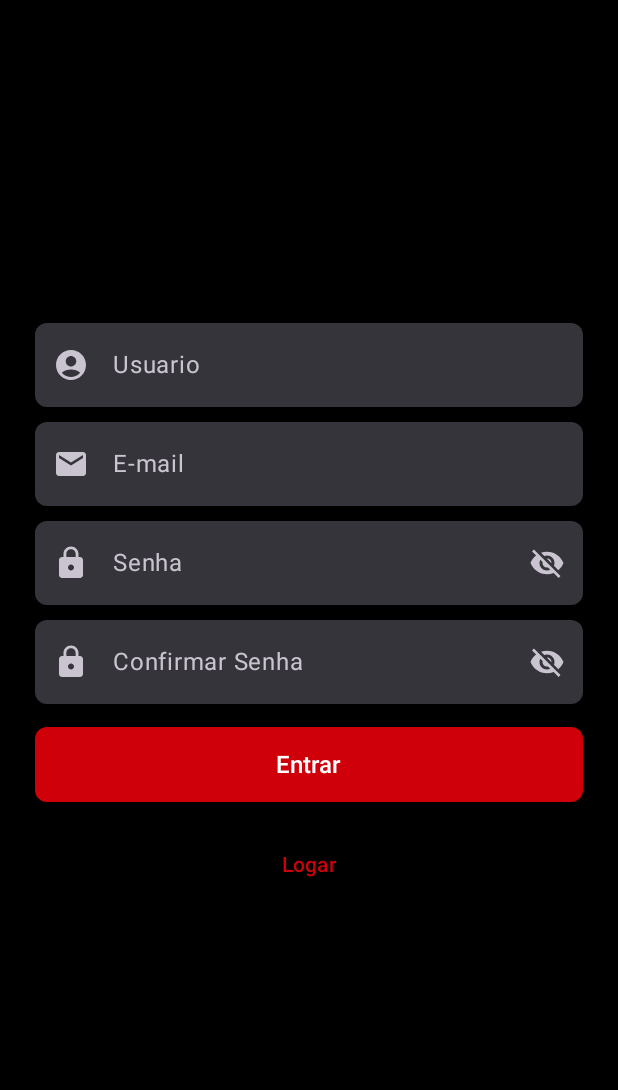
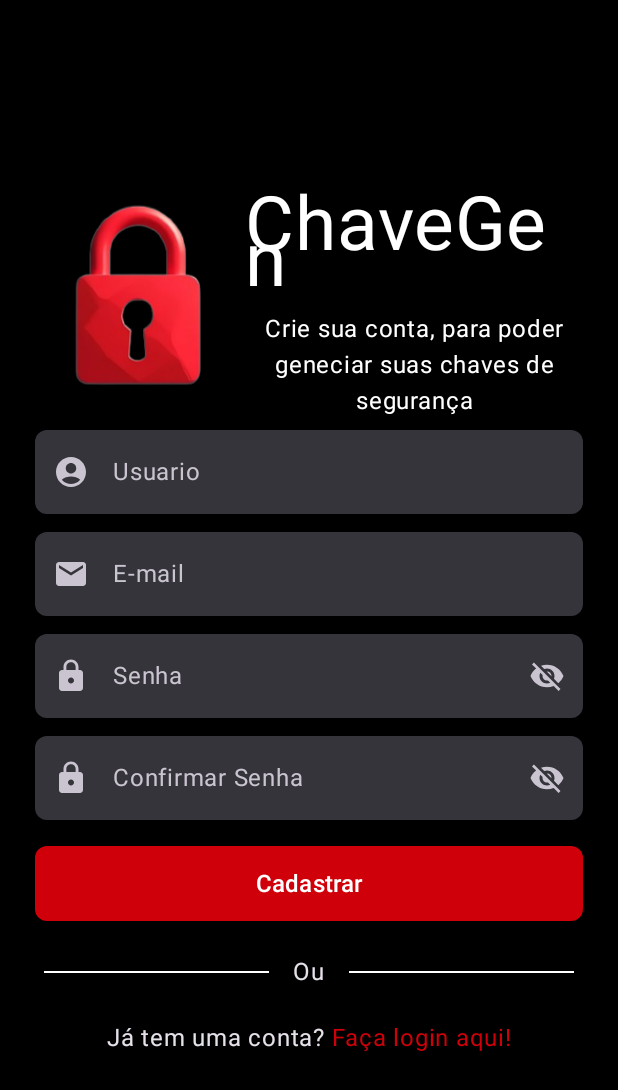
Before and after one commit to Saullo-Programador/Chave-Gen, an Android app built with Jetpack Compose: the SignUpScreen screen opened through its navigation route, on a phone screen of 412 x 824 dp. Shown: the top 1090 px of the screen. Run offline under Robolectric (Android 15) with nearby library versions, the phone set to English and light mode, and no system bars; our stand-ins replace Dagger/Hilt's generated code, Firebase (no records; nobody signed in at launch, a user with empty details on screens opened directly), accompanist.

Commit message:
finalizado Style do SignIn e no SignUp.

```diff
--- /dev/null
+++ b/app/src/main/java/com/example/chavegen/ui/components/ErrorMessage.kt
@@ -0,0 +1,30 @@
+package com.example.chavegen.ui.components
+
+import androidx.compose.animation.AnimatedVisibility
+import androidx.compose.foundation.background
+import androidx.compose.foundation.layout.Box
+import androidx.compose.foundation.layout.fillMaxWidth
+import androidx.compose.foundation.layout.padding
+import androidx.compose.material3.Text
+import androidx.compose.runtime.Composable
+import androidx.compose.ui.Modifier
+import androidx.compose.ui.graphics.Color
+import androidx.compose.ui.unit.dp
+
+@Composable
+fun ErrorMessage(message: String?) {
+    val isVisible = !message.isNullOrBlank()
+    AnimatedVisibility(visible = isVisible) {
+        Box(
+            modifier = Modifier
+                .fillMaxWidth()
+                .background(Color.Red)
+        ) {
+            Text(
+                text = message ?: "",
+                modifier = Modifier.padding(16.dp),
+                color = Color.White
+            )
+        }
+    }
+}
--- a/app/src/main/java/com/example/chavegen/ui/screens/SettingsScreen.kt
+++ b/app/src/main/java/com/example/chavegen/ui/screens/SettingsScreen.kt
@@ -38,7 +38,9 @@ fun SettingsScreen(
     Column(
         modifier = Modifier
             .fillMaxSize()
-            .background(MaterialTheme.colorScheme.background)
+            .background(MaterialTheme.colorScheme.background),
+        verticalArrangement = Arrangement.spacedBy(10.dp),
+        horizontalAlignment = Alignment.CenterHorizontally
     ) {
         TopBarComponent(
             title = "Settings",
--- a/app/src/main/java/com/example/chavegen/ui/screens/SignUpScreen.kt
+++ b/app/src/main/java/com/example/chavegen/ui/screens/SignUpScreen.kt
@@ -1,14 +1,17 @@
 package com.example.chavegen.ui.screens
 
-
-import androidx.compose.animation.AnimatedVisibility
+import androidx.compose.foundation.Image
 import androidx.compose.foundation.background
+import androidx.compose.foundation.clickable
 import androidx.compose.foundation.layout.Arrangement
-import androidx.compose.foundation.layout.Box
 import androidx.compose.foundation.layout.Column
+import androidx.compose.foundation.layout.Row
+import androidx.compose.foundation.layout.Spacer
 import androidx.compose.foundation.layout.fillMaxSize
 import androidx.compose.foundation.layout.fillMaxWidth
+import androidx.compose.foundation.layout.height
 import androidx.compose.foundation.layout.padding
+import androidx.compose.foundation.layout.size
 import androidx.compose.foundation.rememberScrollState
 import androidx.compose.foundation.verticalScroll
 import androidx.compose.material.icons.Icons
@@ -18,16 +21,19 @@ import androidx.compose.material.icons.filled.Email
 import androidx.compose.material.icons.filled.Lock
 import androidx.compose.material3.MaterialTheme
 import androidx.compose.material3.Text
-import androidx.compose.material3.TextButton
 import androidx.compose.runtime.Composable
 import androidx.compose.ui.Alignment
 import androidx.compose.ui.Modifier
-import androidx.compose.ui.graphics.Color
-import androidx.compose.ui.text.font.FontWeight
+import androidx.compose.ui.res.painterResource
+import androidx.compose.ui.res.stringResource
+import androidx.compose.ui.text.style.TextAlign
 import androidx.compose.ui.tooling.preview.Preview
 import androidx.compose.ui.unit.dp
+import androidx.compose.ui.unit.sp
+import com.example.chavegen.R
 import com.example.chavegen.ui.components.CustomButton
 import com.example.chavegen.ui.components.CustomTextField
+import com.example.chavegen.ui.components.ErrorMessage
 import com.example.chavegen.ui.state.SignUpUiState
 
 @Composable
@@ -73,32 +79,16 @@ fun SignUpContent(
             .background(MaterialTheme.colorScheme.background)
             .verticalScroll(rememberScrollState())
     ) {
-        AnimatedVisibility(visible = uiState !=  null) {
-            uiState?.let{
-                Box(
-                    modifier = Modifier
-                        .fillMaxWidth()
-                        .background(Color.Red)
-                ) {
-                    Text(
-                        text = it,
-                        Modifier
-                            .padding(16.dp)
-                            .fillMaxWidth(),
-                        color = Color.White,
-                        fontWeight = FontWeight.Bold
-                    )
-                }
-            }
-        }
+        ErrorMessage(message = uiState)
         Column(
             modifier = Modifier
                 .weight(1f)
                 .fillMaxWidth()
-                .padding(23.dp),
+                .padding(horizontal = 23.dp),
             verticalArrangement = Arrangement.Center,
             horizontalAlignment = Alignment.CenterHorizontally
         ) {
+            SignUpTop()
             SignUpForm(
                 user = user,
                 userOnValue = userOnValue,
@@ -110,6 +100,43 @@ fun SignUpContent(
                 confirmPasswordOnValue = confirmPasswordOnValue,
                 startOnClick = startOnClick,
                 onSignInClick = onSignInClick
+            )
+        }
+    }
+}
+
+@Composable
+fun SignUpTop(){
+    Row (
+        modifier = Modifier
+            .padding(bottom = 10.dp)
+            .fillMaxWidth(),
+        verticalAlignment = Alignment.CenterVertically,
+        horizontalArrangement = Arrangement.Center
+    ){
+        Image(
+            painter = painterResource(id = R.drawable.logo1),
+            contentDescription = "Logo",
+            modifier = Modifier.size(140.dp)
+        )
+        Column(
+            modifier = Modifier
+                .fillMaxWidth(),
+            horizontalAlignment = Alignment.CenterHorizontally,
+            verticalArrangement = Arrangement.spacedBy(7.dp)
+        ) {
+            Text(
+                text = stringResource(R.string.app_name),
+                fontSize = 50.sp,
+                color = MaterialTheme.colorScheme.onBackground,
+                modifier = Modifier
+            )
+            Text(
+                text = stringResource(id = R.string.menssage_sign_up),
+                style = MaterialTheme.typography.bodyLarge,
+                textAlign = TextAlign.Center,
+                color = MaterialTheme.colorScheme.onBackground,
+                modifier = Modifier
             )
         }
     }
@@ -133,7 +160,7 @@ fun SignUpForm(
         modifier = modifier
             .fillMaxWidth(),
         horizontalAlignment = Alignment.CenterHorizontally,
-        verticalArrangement = Arrangement.spacedBy(10.dp)
+        verticalArrangement = Arrangement.spacedBy(12.dp)
     ){
         CustomTextField(
             value = user,
@@ -168,19 +195,70 @@ fun SignUpForm(
             placeholder = "Digite sua Senha"
         )
         CustomButton(
-            text = "Entrar",
+            text = "Cadastrar",
             onClick = startOnClick,
             cornerRadius = 8,
             modifier = Modifier.padding(top = 5.dp)
         )
-        TextButton(
-            onClick = onSignInClick,
-            Modifier
-                .fillMaxWidth(0.8f)
-                .padding(8.dp)
+        SignUpBottom (
+            onSignInClick = onSignInClick
+        )
+    }
+}
+
+
+@Composable
+fun SignUpBottom(
+    onSignInClick: () -> Unit
+){
+    Column(
+        modifier = Modifier
+            .fillMaxWidth(),
+        verticalArrangement = Arrangement.spacedBy(10.dp),
+        horizontalAlignment = Alignment.CenterHorizontally
+    ) {
+        Row(
+            modifier = Modifier.fillMaxWidth(),
+            verticalAlignment = Alignment.CenterVertically,
+            horizontalArrangement = Arrangement.Center
         ) {
-            Text(text = "Logar")
+            Spacer(
+                modifier = Modifier
+                    .weight(1f)
+                    .height(1.dp)
+                    .padding(horizontal = 6.dp)
+                    .background(MaterialTheme.colorScheme.onBackground)
+            )
+            Text(
+                text = "Ou",
+                modifier = Modifier
+                    .padding(10.dp)
+            )
+            Spacer(
+                modifier = Modifier
+                    .weight(1f)
+                    .height(1.dp)
+                    .padding(horizontal = 6.dp)
+                    .background(MaterialTheme.colorScheme.onBackground)
+            )
         }
+        Row (
+            modifier = Modifier
+                .fillMaxWidth(),
+            verticalAlignment = Alignment.CenterVertically,
+            horizontalArrangement = Arrangement.Center
+        ){
+            Text(
+                text = "Já tem uma conta? "
+            )
+            Text(
+                text = "Faça login aqui!",
+                color = MaterialTheme.colorScheme.primary,
+                modifier = Modifier
+                    .clickable{onSignInClick()}
+            )
+        }
+
     }
 }
 
--- a/app/src/main/java/com/example/chavegen/ui/screens/SplashScreen.kt
+++ b/app/src/main/java/com/example/chavegen/ui/screens/SplashScreen.kt
@@ -2,12 +2,12 @@ package com.example.chavegen.ui.screens
 
 import androidx.compose.foundation.Image
 import androidx.compose.foundation.layout.*
-import androidx.compose.material3.*
 import androidx.compose.runtime.*
 import androidx.compose.ui.Alignment
 import androidx.compose.ui.Modifier
+import androidx.compose.ui.layout.ContentScale
 import androidx.compose.ui.res.painterResource
-import androidx.compose.ui.unit.dp
+import com.example.chavegen.R
 
 
 @Composable
@@ -18,14 +18,11 @@ fun SplashScreen() {
             .fillMaxSize(),
         contentAlignment = Alignment.Center
     ) {
-        Column(horizontalAlignment = Alignment.CenterHorizontally) {
-            Image(
-                painter = painterResource(id = com.example.chavegen.R.drawable.logo1),
-                contentDescription = "Logo",
-                modifier = Modifier.size(200.dp)
-            )
-            Text(text = "ChaveGen", style = MaterialTheme.typography.headlineMedium)
-            Spacer(modifier = Modifier.height(16.dp))
-        }
+        Image(
+            painter = painterResource(id = R.drawable.back),
+            contentDescription = "Logo",
+            contentScale = ContentScale.Crop,
+            modifier = Modifier.fillMaxSize()
+        )
     }
 }
```
Also changed, not shown: app/src/main/java/com/example/chavegen/ui/screens/SignInScreen.kt (+56 -28 lines), app/src/main/res/values/strings.xml (+10 -7 lines), 1 other file.
